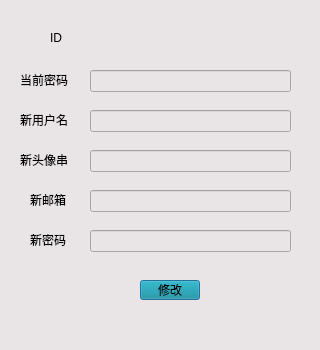
The window that client/ui/settings.ui (pechpo/What-s-up) describes before a commit, drawn with Qt 5.
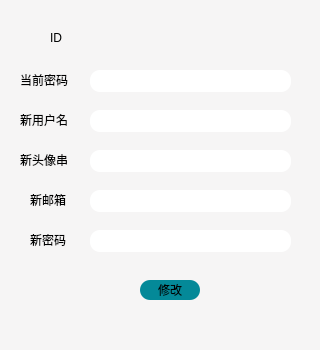
The same window after the commit.

Patch:
```diff
--- a/client/ui/settings.ui
+++ b/client/ui/settings.ui
@@ -14,7 +14,7 @@
    <string>Dialog</string>
   </property>
   <property name="styleSheet">
-   <string notr="true">background-color: rgb(233, 228, 230);</string>
+   <string notr="true">background-color: rgb(246, 245, 245);</string>
   </property>
   <widget class="QLabel" name="idLabel">
    <property name="geometry">
@@ -77,6 +77,10 @@
      <height>22</height>
     </rect>
    </property>
+   <property name="styleSheet">
+    <string notr="true">border-radius:10px;
+background-color: rgb(255, 255, 255);</string>
+   </property>
    <property name="echoMode">
     <enum>QLineEdit::Password</enum>
    </property>
@@ -90,6 +94,10 @@
      <height>22</height>
     </rect>
    </property>
+   <property name="styleSheet">
+    <string notr="true">border-radius:10px;
+background-color: rgb(255, 255, 255);</string>
+   </property>
   </widget>
   <widget class="QLineEdit" name="newPwd">
    <property name="geometry">
@@ -100,6 +108,10 @@
      <height>22</height>
     </rect>
    </property>
+   <property name="styleSheet">
+    <string notr="true">border-radius:10px;
+background-color: rgb(255, 255, 255);</string>
+   </property>
    <property name="echoMode">
     <enum>QLineEdit::Password</enum>
    </property>
@@ -126,6 +138,10 @@
      <height>22</height>
     </rect>
    </property>
+   <property name="styleSheet">
+    <string notr="true">border-radius:10px;
+background-color: rgb(255, 255, 255);</string>
+   </property>
    <property name="echoMode">
     <enum>QLineEdit::Normal</enum>
    </property>
@@ -140,7 +156,8 @@
     </rect>
    </property>
    <property name="styleSheet">
-    <string notr="true">background-color: rgb(4, 137, 152);</string>
+    <string notr="true">background-color: rgb(4, 137, 152);
+border-radius:10px;</string>
    </property>
    <property name="text">
     <string>修改</string>
@@ -155,6 +172,10 @@
      <height>22</height>
     </rect>
    </property>
+   <property name="styleSheet">
+    <string notr="true">border-radius:10px;
+background-color: rgb(255, 255, 255);</string>
+   </property>
   </widget>
   <widget class="QLabel" name="label_6">
    <property name="geometry">
```
